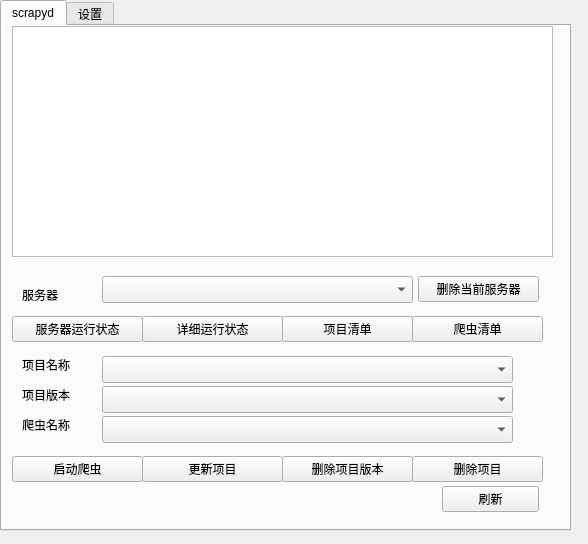
The window that main_window.ui (chenyansu/scrapyd-GUI) describes before a commit, drawn with Qt 5.
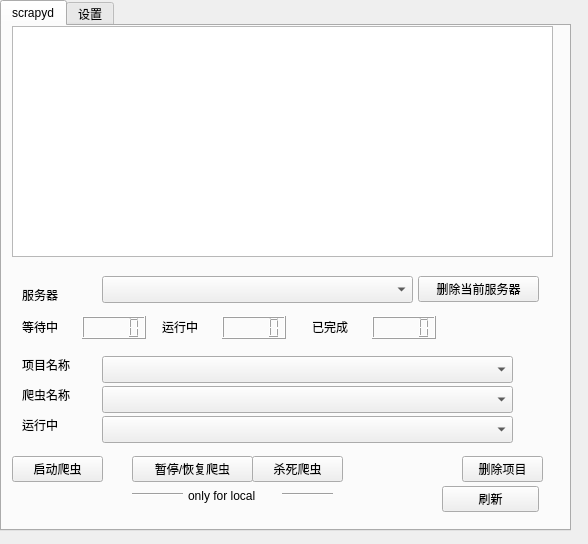
The same window after the commit.

Commit message: 基本完成

```diff
--- a/main_window.ui
+++ b/main_window.ui
@@ -34,7 +34,7 @@
       <property name="geometry">
        <rect>
         <x>100</x>
-        <y>360</y>
+        <y>390</y>
         <width>411</width>
         <height>27</height>
        </rect>
@@ -50,38 +50,12 @@
        </rect>
       </property>
      </widget>
-     <widget class="QPushButton" name="get_spider_status_pushButton">
-      <property name="geometry">
-       <rect>
-        <x>140</x>
-        <y>290</y>
-        <width>141</width>
-        <height>26</height>
-       </rect>
-      </property>
-      <property name="text">
-       <string>详细运行状态</string>
-      </property>
-     </widget>
-     <widget class="QPushButton" name="update_project_pushButton">
-      <property name="geometry">
-       <rect>
-        <x>140</x>
-        <y>430</y>
-        <width>141</width>
-        <height>26</height>
-       </rect>
-      </property>
-      <property name="text">
-       <string>更新项目</string>
-      </property>
-     </widget>
      <widget class="QPushButton" name="del_project_pushButton">
       <property name="geometry">
        <rect>
-        <x>410</x>
+        <x>460</x>
         <y>430</y>
-        <width>131</width>
+        <width>81</width>
         <height>26</height>
        </rect>
       </property>
@@ -116,44 +90,18 @@
       <property name="geometry">
        <rect>
         <x>100</x>
-        <y>390</y>
+        <y>360</y>
         <width>411</width>
         <height>27</height>
        </rect>
       </property>
      </widget>
-     <widget class="QPushButton" name="project_list_pushButton">
-      <property name="geometry">
-       <rect>
-        <x>280</x>
-        <y>290</y>
-        <width>131</width>
-        <height>26</height>
-       </rect>
-      </property>
-      <property name="text">
-       <string>项目清单</string>
-      </property>
-     </widget>
-     <widget class="QPushButton" name="spider_list_pushButton">
-      <property name="geometry">
-       <rect>
-        <x>410</x>
-        <y>290</y>
-        <width>131</width>
-        <height>26</height>
-       </rect>
-      </property>
-      <property name="text">
-       <string>爬虫清单</string>
-      </property>
-     </widget>
      <widget class="QPushButton" name="start_spider_pushButton">
       <property name="geometry">
        <rect>
         <x>10</x>
         <y>430</y>
-        <width>131</width>
+        <width>91</width>
         <height>26</height>
        </rect>
       </property>
@@ -165,46 +113,20 @@
       <property name="geometry">
        <rect>
         <x>20</x>
-        <y>360</y>
+        <y>390</y>
         <width>67</width>
         <height>17</height>
        </rect>
       </property>
       <property name="text">
-       <string>项目版本</string>
-      </property>
-     </widget>
-     <widget class="QPushButton" name="server_status_pushButton">
-      <property name="geometry">
-       <rect>
-        <x>10</x>
-        <y>290</y>
-        <width>131</width>
-        <height>26</height>
-       </rect>
-      </property>
-      <property name="text">
-       <string>服务器运行状态</string>
-      </property>
-     </widget>
-     <widget class="QPushButton" name="del_spider_pushButton">
-      <property name="geometry">
-       <rect>
-        <x>280</x>
-        <y>430</y>
-        <width>131</width>
-        <height>26</height>
-       </rect>
-      </property>
-      <property name="text">
-       <string>删除项目版本</string>
+       <string>运行中</string>
       </property>
      </widget>
      <widget class="QLabel" name="label_2">
       <property name="geometry">
        <rect>
         <x>20</x>
-        <y>390</y>
+        <y>360</y>
         <width>67</width>
         <height>17</height>
        </rect>
@@ -262,6 +184,140 @@
        <string>删除当前服务器</string>
       </property>
      </widget>
+     <widget class="QPushButton" name="kill_spider_pushButton">
+      <property name="geometry">
+       <rect>
+        <x>250</x>
+        <y>430</y>
+        <width>91</width>
+        <height>26</height>
+       </rect>
+      </property>
+      <property name="text">
+       <string>杀死爬虫</string>
+      </property>
+     </widget>
+     <widget class="QLabel" name="label_9">
+      <property name="geometry">
+       <rect>
+        <x>20</x>
+        <y>290</y>
+        <width>51</width>
+        <height>21</height>
+       </rect>
+      </property>
+      <property name="text">
+       <string>等待中</string>
+      </property>
+     </widget>
+     <widget class="QLCDNumber" name="pending_lcdNumber">
+      <property name="geometry">
+       <rect>
+        <x>80</x>
+        <y>290</y>
+        <width>64</width>
+        <height>23</height>
+       </rect>
+      </property>
+     </widget>
+     <widget class="QLabel" name="label_10">
+      <property name="geometry">
+       <rect>
+        <x>160</x>
+        <y>290</y>
+        <width>51</width>
+        <height>21</height>
+       </rect>
+      </property>
+      <property name="text">
+       <string>运行中</string>
+      </property>
+     </widget>
+     <widget class="QLCDNumber" name="running_lcdNumber">
+      <property name="geometry">
+       <rect>
+        <x>220</x>
+        <y>290</y>
+        <width>64</width>
+        <height>23</height>
+       </rect>
+      </property>
+     </widget>
+     <widget class="QLabel" name="label_11">
+      <property name="geometry">
+       <rect>
+        <x>310</x>
+        <y>290</y>
+        <width>51</width>
+        <height>21</height>
+       </rect>
+      </property>
+      <property name="text">
+       <string>已完成</string>
+      </property>
+     </widget>
+     <widget class="QLCDNumber" name="finished_lcdNumber">
+      <property name="geometry">
+       <rect>
+        <x>370</x>
+        <y>290</y>
+        <width>64</width>
+        <height>23</height>
+       </rect>
+      </property>
+     </widget>
+     <widget class="QPushButton" name="s_r_spider_pushButton">
+      <property name="geometry">
+       <rect>
+        <x>130</x>
+        <y>430</y>
+        <width>121</width>
+        <height>26</height>
+       </rect>
+      </property>
+      <property name="text">
+       <string>暂停/恢复爬虫</string>
+      </property>
+     </widget>
+     <widget class="Line" name="line">
+      <property name="geometry">
+       <rect>
+        <x>130</x>
+        <y>460</y>
+        <width>51</width>
+        <height>16</height>
+       </rect>
+      </property>
+      <property name="orientation">
+       <enum>Qt::Horizontal</enum>
+      </property>
+     </widget>
+     <widget class="Line" name="line_2">
+      <property name="geometry">
+       <rect>
+        <x>280</x>
+        <y>460</y>
+        <width>51</width>
+        <height>16</height>
+       </rect>
+      </property>
+      <property name="orientation">
+       <enum>Qt::Horizontal</enum>
+      </property>
+     </widget>
+     <widget class="QLabel" name="label_12">
+      <property name="geometry">
+       <rect>
+        <x>186</x>
+        <y>460</y>
+        <width>91</width>
+        <height>20</height>
+       </rect>
+      </property>
+      <property name="text">
+       <string>only for local</string>
+      </property>
+     </widget>
     </widget>
     <widget class="QWidget" name="settings">
      <attribute name="title">
```
Left out of the diff: 14 changed lines with no effect on the pictures. The commit also changes 10 other files.
